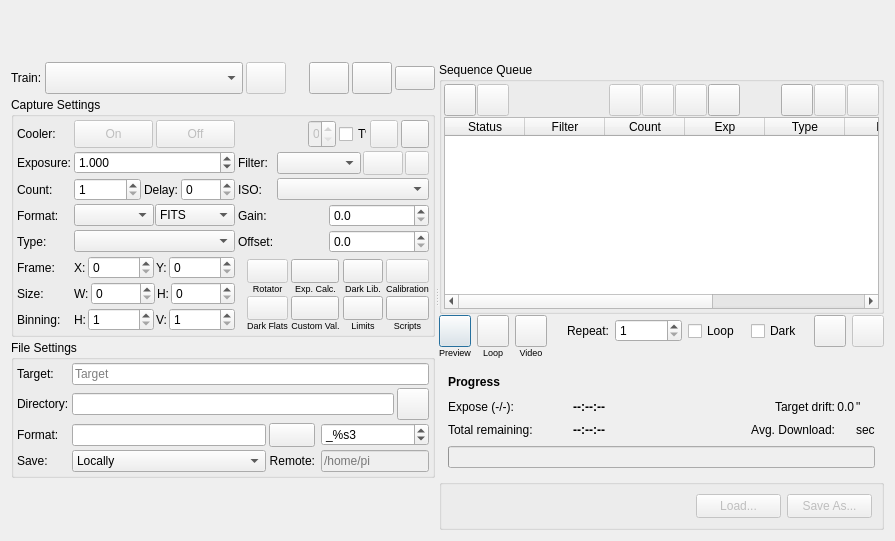
Before: the Qt Designer form kstars/ekos/capture/camera.ui in KDE/kstars, drawn with Qt 5.
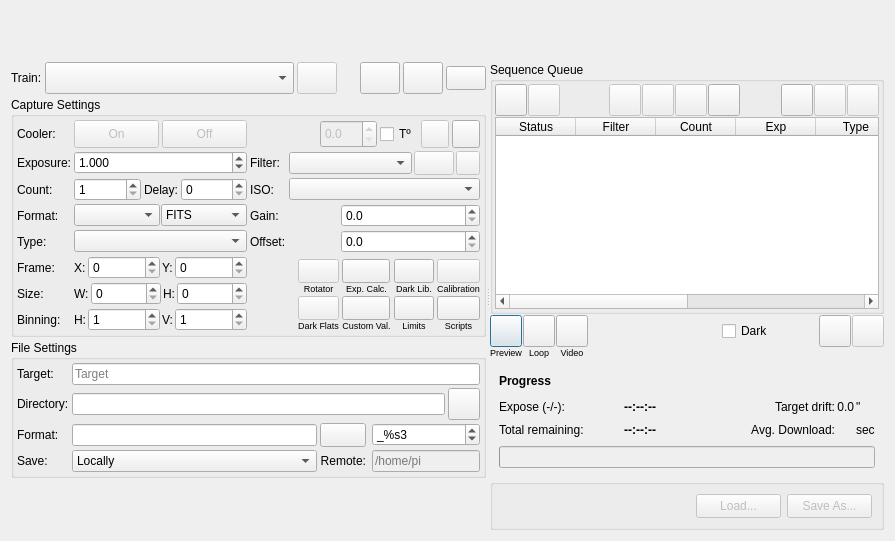
After: the same form once the commit is applied. Icons and pictures are not drawn. Custom widgets are drawn as their Qt base class.

Commit message:
Revert "Repeats and Looping for the Capture Module"
The introduction of repeats and looping for Capture created more complexity than expected and does not satisfy the added value. Therefore the change is reverted.

This reverts commit d75accd4e62e9bb7e4042d2705119606f04b26b5.

```diff
--- a/kstars/ekos/capture/camera.ui
+++ b/kstars/ekos/capture/camera.ui
@@ -2272,80 +2272,53 @@
           </widget>
          </item>
          <item>
-          <layout class="QGridLayout" name="buttonsGrid" columnstretch="0,0,0,3,0,0,0,1,0,1,0,0">
-           <property name="horizontalSpacing">
-            <number>6</number>
-           </property>
+          <layout class="QGridLayout" name="buttonsGrid" columnstretch="0,0,0,3,0,1,0,0">
            <property name="verticalSpacing">
             <number>0</number>
            </property>
-           <item row="0" column="8">
-            <widget class="QCheckBox" name="darkB">
-             <property name="sizePolicy">
-              <sizepolicy hsizetype="Minimum" vsizetype="Maximum">
-               <horstretch>0</horstretch>
-               <verstretch>0</verstretch>
-              </sizepolicy>
+           <item row="1" column="2">
+            <widget class="QLabel" name="videoLabel">
+             <property name="font">
+              <font>
+               <pointsize>7</pointsize>
+              </font>
              </property>
-             <property name="sizeIncrement">
-              <size>
-               <width>0</width>
-               <height>0</height>
-              </size>
+             <property name="text">
+              <string>Video</string>
              </property>
-             <property name="baseSize">
-              <size>
-               <width>0</width>
-               <height>0</height>
-              </size>
+             <property name="alignment">
+              <set>Qt::AlignCenter</set>
              </property>
-             <property name="toolTip">
-              <string>&lt;html&gt;&lt;head/&gt;&lt;body&gt;&lt;p&gt;Automatically apply dark subtraction on preview images if a suitable dark frame is available.&lt;/p&gt;&lt;/body&gt;&lt;/html&gt;</string>
+            </widget>
+           </item>
+           <item row="1" column="0">
+            <widget class="QLabel" name="previewLabel">
+             <property name="font">
+              <font>
+               <pointsize>7</pointsize>
+              </font>
              </property>
              <property name="text">
-              <string>Dark</string>
+              <string>Preview</string>
              </property>
+             <property name="alignment">
+              <set>Qt::AlignCenter</set>
+             </property>
             </widget>
            </item>
-           <item row="0" column="0">
-            <widget class="QPushButton" name="previewB">
-             <property name="minimumSize">
-              <size>
-               <width>32</width>
-               <height>32</height>
-              </size>
+           <item row="1" column="1">
+            <widget class="QLabel" name="loopLabel">
+             <property name="font">
+              <font>
+               <pointsize>7</pointsize>
+              </font>
              </property>
-             <property name="maximumSize">
-              <size>
-               <width>32</width>
-               <height>32</height>
-              </size>
-             </property>
-             <property name="toolTip">
-              <string>Capture a Preview...</string>
-             </property>
              <property name="text">
-              <string/>
+              <string>Loop</string>
              </property>
-             <property name="icon">
-              <iconset theme="camera-photo">
-               <normaloff>.</normaloff>.</iconset>
+             <property name="alignment">
+              <set>Qt::AlignCenter</set>
              </property>
-             <property name="iconSize">
-              <size>
-               <width>28</width>
-               <height>28</height>
-              </size>
-             </property>
-             <property name="autoDefault">
-              <bool>true</bool>
-             </property>
-             <property name="default">
-              <bool>true</bool>
-             </property>
-             <attribute name="buttonGroup">
-              <string notr="true">sequenceControlsButtonGroup</string>
-             </attribute>
             </widget>
            </item>
            <item row="0" column="1">
@@ -2383,35 +2356,7 @@
              </attribute>
             </widget>
            </item>
-           <item row="1" column="0">
-            <widget class="QLabel" name="previewLabel">
-             <property name="font">
-              <font>
-               <pointsize>7</pointsize>
-              </font>
-             </property>
-             <property name="text">
-              <string>Preview</string>
-             </property>
-             <property name="alignment">
-              <set>Qt::AlignHCenter|Qt::AlignTop</set>
-             </property>
-            </widget>
-           </item>
-           <item row="0" column="7">
-            <spacer name="horizontalSpacer_4">
-             <property name="orientation">
-              <enum>Qt::Horizontal</enum>
-             </property>
-             <property name="sizeHint" stdset="0">
-              <size>
-               <width>40</width>
-               <height>20</height>
-              </size>
-             </property>
-            </spacer>
-           </item>
-           <item row="0" column="10">
+           <item row="0" column="6">
             <widget class="QPushButton" name="startB">
              <property name="sizePolicy">
               <sizepolicy hsizetype="Fixed" vsizetype="Fixed">
@@ -2486,54 +2431,7 @@
              </attribute>
             </widget>
            </item>
-           <item row="0" column="11">
-            <widget class="QPushButton" name="pauseB">
-             <property name="enabled">
-              <bool>false</bool>
-             </property>
-             <property name="sizePolicy">
-              <sizepolicy hsizetype="Fixed" vsizetype="Fixed">
-               <horstretch>0</horstretch>
-               <verstretch>0</verstretch>
-              </sizepolicy>
-             </property>
-             <property name="minimumSize">
-              <size>
-               <width>32</width>
-               <height>32</height>
-              </size>
-             </property>
-             <property name="maximumSize">
-              <size>
-               <width>32</width>
-               <height>32</height>
-              </size>
-             </property>
-             <property name="toolTip">
-              <string>Pause Sequence</string>
-             </property>
-             <property name="text">
-              <string/>
-             </property>
-             <property name="autoDefault">
-              <bool>true</bool>
-             </property>
-             <property name="default">
-              <bool>true</bool>
-             </property>
-             <attribute name="buttonGroup">
-              <string notr="true">sequenceControlsButtonGroup</string>
-             </attribute>
-            </widget>
-           </item>
-           <item row="0" column="4">
-            <widget class="QLabel" name="label">
-             <property name="text">
-              <string>Repeat:</string>
-             </property>
-            </widget>
-           </item>
-           <item row="0" column="9">
+           <item row="0" column="5">
             <spacer name="buttonSpacer">
              <property name="orientation">
               <enum>Qt::Horizontal</enum>
@@ -2550,7 +2448,7 @@
             </spacer>
            </item>
            <item row="0" column="3">
-            <spacer name="horizontalSpacer">
+            <spacer name="horizontalSpacer_4">
              <property name="orientation">
               <enum>Qt::Horizontal</enum>
              </property>
@@ -2562,40 +2460,48 @@
              </property>
             </spacer>
            </item>
-           <item row="1" column="1">
-            <widget class="QLabel" name="loopLabel">
-             <property name="font">
-              <font>
-               <pointsize>7</pointsize>
-              </font>
+           <item row="0" column="0">
+            <widget class="QPushButton" name="previewB">
+             <property name="minimumSize">
+              <size>
+               <width>32</width>
+               <height>32</height>
+              </size>
              </property>
+             <property name="maximumSize">
+              <size>
+               <width>32</width>
+               <height>32</height>
+              </size>
+             </property>
+             <property name="toolTip">
+              <string>Capture a Preview...</string>
+             </property>
              <property name="text">
-              <string>Loop</string>
+              <string/>
              </property>
-             <property name="alignment">
-              <set>Qt::AlignHCenter|Qt::AlignTop</set>
+             <property name="icon">
+              <iconset theme="camera-photo">
+               <normaloff>.</normaloff>.</iconset>
              </property>
-            </widget>
-           </item>
-           <item row="1" column="2">
-            <widget class="QLabel" name="videoLabel">
-             <property name="font">
-              <font>
-               <pointsize>7</pointsize>
-              </font>
+             <property name="iconSize">
+              <size>
+               <width>28</width>
+               <height>28</height>
+              </size>
              </property>
-             <property name="text">
-              <string>Video</string>
+             <property name="autoDefault">
+              <bool>true</bool>
              </property>
-             <property name="alignment">
-              <set>Qt::AlignHCenter|Qt::AlignTop</set>
+             <property name="default">
+              <bool>true</bool>
              </property>
             </widget>
            </item>
-           <item row="0" column="5">
-            <widget class="QSpinBox" name="captureRepeatN">
+           <item row="0" column="4">
+            <widget class="QCheckBox" name="darkB">
              <property name="sizePolicy">
-              <sizepolicy hsizetype="MinimumExpanding" vsizetype="Fixed">
+              <sizepolicy hsizetype="Minimum" vsizetype="Maximum">
                <horstretch>0</horstretch>
                <verstretch>0</verstretch>
               </sizepolicy>
@@ -2603,21 +2509,48 @@
              <property name="toolTip">
               <string>&lt;html&gt;&lt;head/&gt;&lt;body&gt;&lt;p&gt;Number of iterations the entire sequence should be repeated.&lt;/p&gt;&lt;/body&gt;&lt;/html&gt;</string>
              </property>
-             <property name="minimum">
-              <number>1</number>
+             <property name="baseSize">
+              <size>
+               <width>0</width>
+               <height>0</height>
+              </size>
              </property>
-             <property name="maximum">
-              <number>999999</number>
+             <property name="toolTip">
+              <string>&lt;html&gt;&lt;head/&gt;&lt;body&gt;&lt;p&gt;Automatically apply dark subtraction on preview images if a suitable dark frame is available.&lt;/p&gt;&lt;/body&gt;&lt;/html&gt;</string>
              </property>
+             <property name="text">
+              <string>Dark</string>
+             </property>
             </widget>
            </item>
-           <item row="0" column="6">
-            <widget class="QCheckBox" name="captureLoopSequenceCB">
+           <item row="0" column="7">
+            <widget class="QPushButton" name="pauseB">
+             <property name="enabled">
+              <bool>false</bool>
+             </property>
+             <property name="sizePolicy">
+              <sizepolicy hsizetype="Fixed" vsizetype="Fixed">
+               <horstretch>0</horstretch>
+               <verstretch>0</verstretch>
+              </sizepolicy>
+             </property>
+             <property name="minimumSize">
+              <size>
+               <width>32</width>
+               <height>32</height>
+              </size>
+             </property>
+             <property name="maximumSize">
+              <size>
+               <width>32</width>
+               <height>32</height>
+              </size>
+             </property>
              <property name="toolTip">
               <string>&lt;html&gt;&lt;head/&gt;&lt;body&gt;&lt;p&gt;Repeat the entire sequence infinitely.&lt;/p&gt;&lt;/body&gt;&lt;/html&gt;</string>
              </property>
              <property name="text">
-              <string>Loop</string>
+              <string/>
              </property>
             </widget>
            </item>
@@ -2712,14 +2645,8 @@
             </item>
             <item row="0" column="0">
              <widget class="QLabel" name="progressLabel">
-              <property name="font">
-               <font>
-                <weight>75</weight>
-                <bold>true</bold>
-               </font>
-              </property>
               <property name="text">
-               <string>Progress</string>
+               <string>&lt;b&gt;Progress&lt;/b&gt;</string>
               </property>
              </widget>
             </item>
```
Left out of the diff: 23 changed lines with no effect on the pictures. The commit also changes 29 other files.
